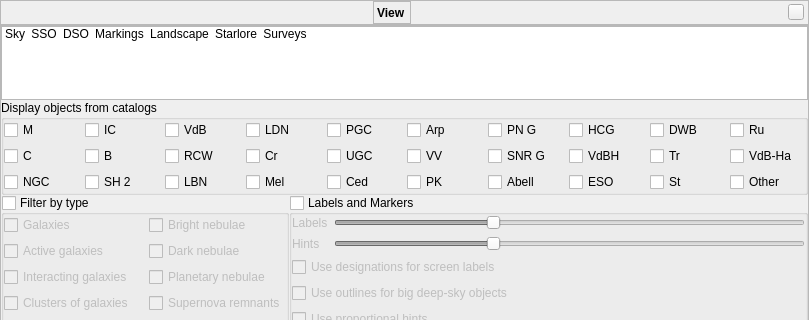
Old version of the form src/gui/viewDialog.ui in the repository 519984307/stellarium_src; both pictures show x 0 to 809 and y 0 to 320 of the 809 by 567 pixel window.
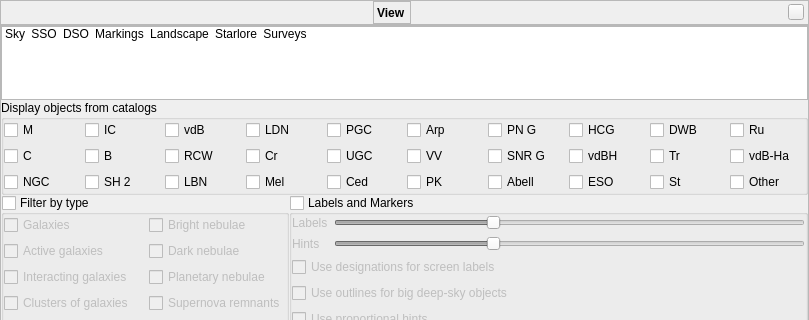
New version of the form. The open tabs and pages were chosen to show the change. Icons and pictures are not drawn. Custom widgets are drawn as their Qt base class.

Commit message:
Update DSO catalog (v3.10; fix #965):
- Fixed designations for van den Bergh catalogues
- Fixed descriptions for van den Bergh catalogues
- Extract new lines for translation
- Updated Stellarium User Guide

```diff
--- a/src/gui/viewDialog.ui
+++ b/src/gui/viewDialog.ui
@@ -1764,7 +1764,7 @@
                 <string>Catalogue of Reflection Nebulae (Van den Bergh, 1966)</string>
                </property>
                <property name="text">
-                <string notr="true">VdB</string>
+                <string notr="true">vdB</string>
                </property>
                <attribute name="buttonGroup">
                 <string notr="true">buttonGroupDisplayedDSOCatalogs</string>
@@ -1933,7 +1933,7 @@
                 <string>Catalogue of southern stars embedded in nebulosity (Van den Bergh and Herbst, 1975)</string>
                </property>
                <property name="text">
-                <string notr="true">VdBH</string>
+                <string notr="true">vdBH</string>
                </property>
                <attribute name="buttonGroup">
                 <string notr="true">buttonGroupDisplayedDSOCatalogs</string>
@@ -2021,7 +2021,7 @@
                 <string>Van den Bergh-Hagen Catalogue</string>
                </property>
                <property name="text">
-                <string notr="true">VdB-Ha</string>
+                <string notr="true">vdB-Ha</string>
                </property>
                <attribute name="buttonGroup">
                 <string notr="true">buttonGroupDisplayedDSOCatalogs</string>
```
Left out of the diff: 6 changed lines with no effect on the pictures. The commit also changes 2 other files.
